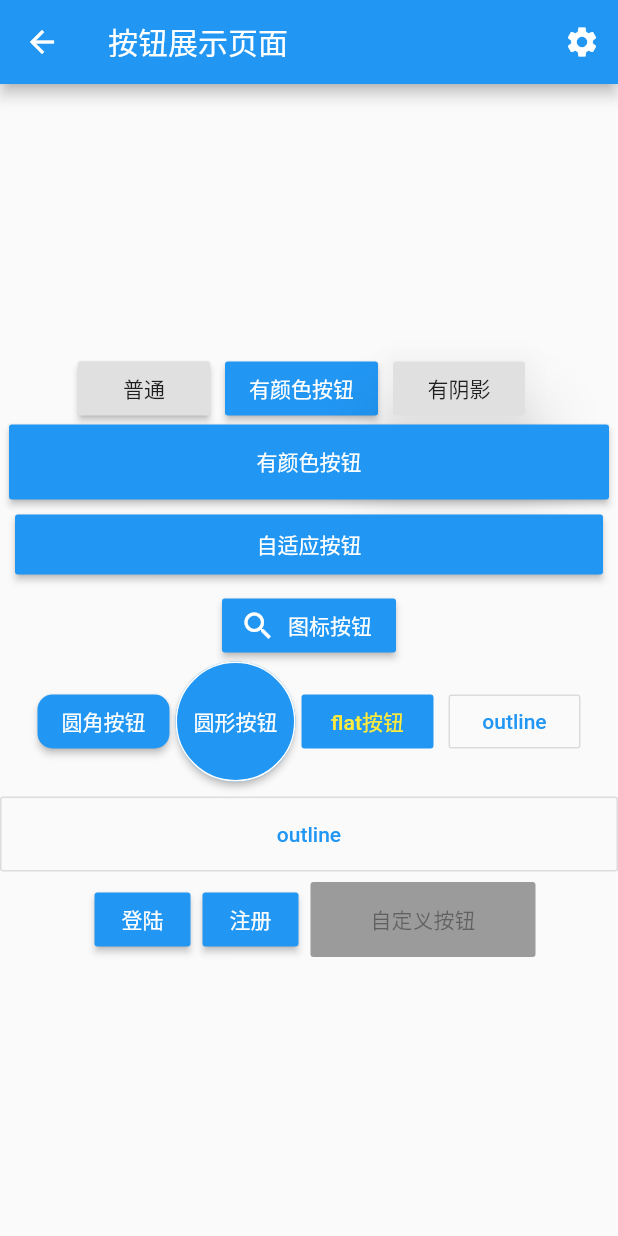
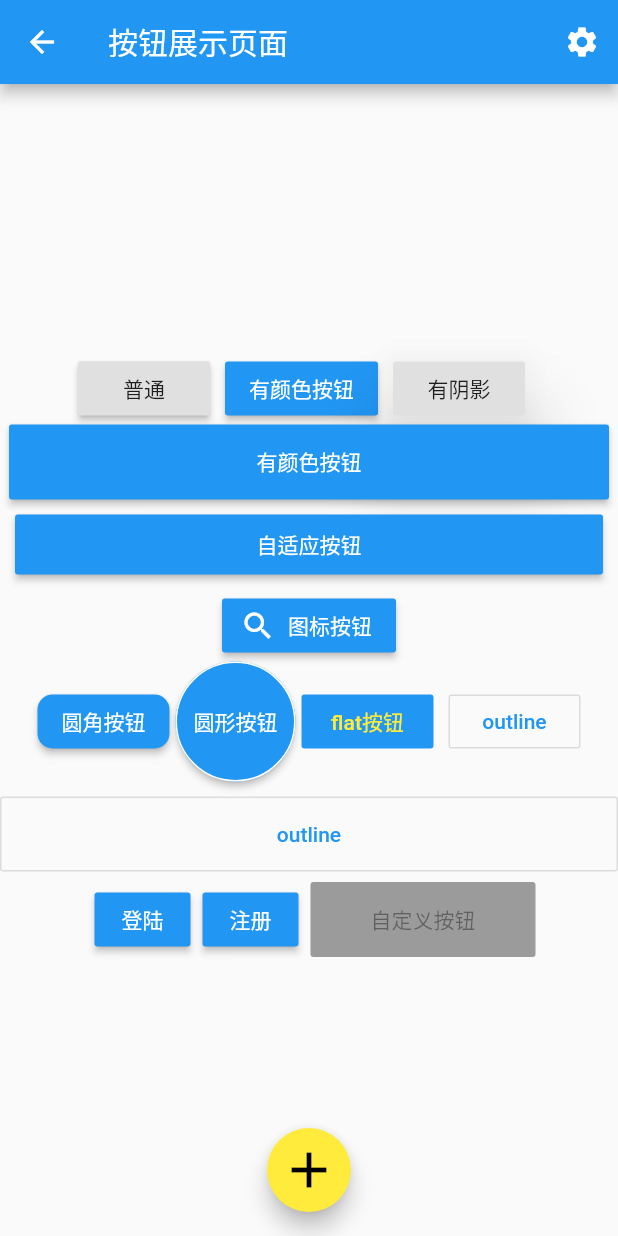
Before and after one commit to Andyyjg/flutterDemo, a Flutter app: the ButtonspPage screen opened directly, on a phone screen of 412 x 824 dp. Run offline on Flutter 3.47's test engine with Material 2 defaults, Android fonts, the phone set to English and light mode, and no system bars; network calls fail.

Commit message:
悬浮按钮组建

```diff
--- a/lib/main.dart
+++ b/lib/main.dart
@@ -16,7 +16,7 @@ class MyApp extends StatelessWidget {
     return MaterialApp(
       debugShowCheckedModeBanner: false,
       home: Tabs(),
-      initialRoute: '/button',
+      initialRoute: '/',
       onGenerateRoute: onGenerateRoute,
     );
   }
--- a/lib/pages/buttons.dart
+++ b/lib/pages/buttons.dart
@@ -19,6 +19,12 @@ class ButtonspPage extends StatelessWidget {
             )
           ],
         ),
+        floatingActionButton: FloatingActionButton(//浮动按钮
+          backgroundColor: Colors.yellow,
+         child:Icon(Icons.add,color: Colors.black,size: 40,),//修改icon颜色
+          onPressed: (){},
+        ),
+        floatingActionButtonLocation: FloatingActionButtonLocation.centerFloat,//位置调整
         body: Column(
           mainAxisAlignment: MainAxisAlignment.center,
           children: <Widget>[
```
Also changed, not shown: lib/pages/tabs.dart (+19 -1 lines).
